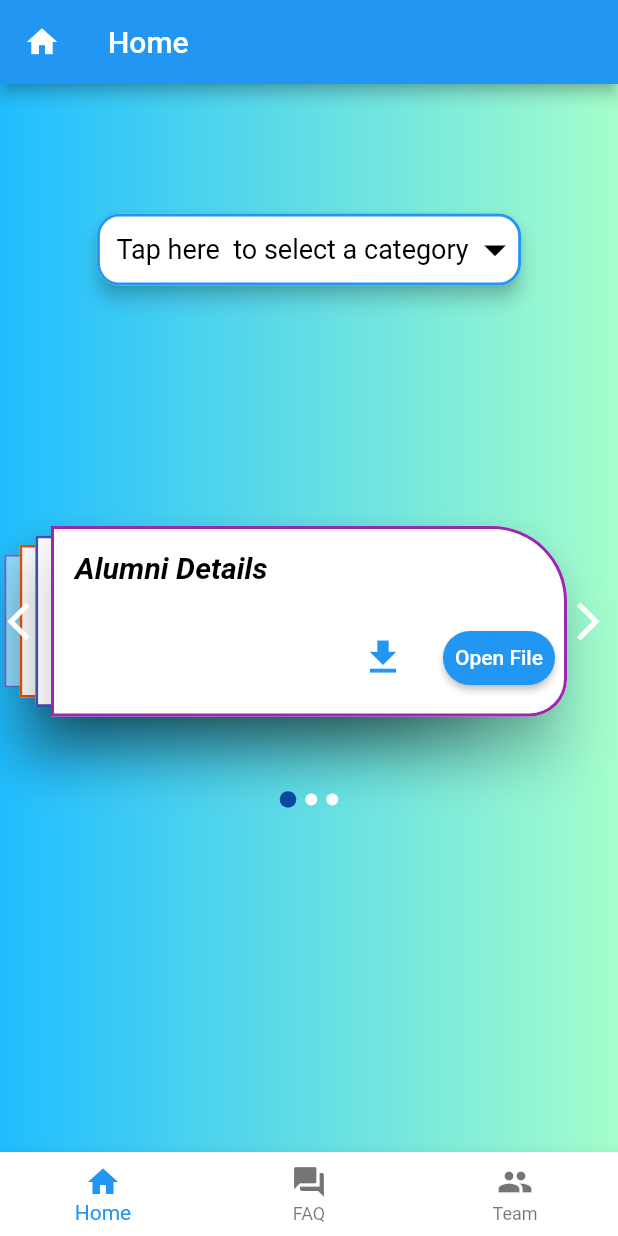
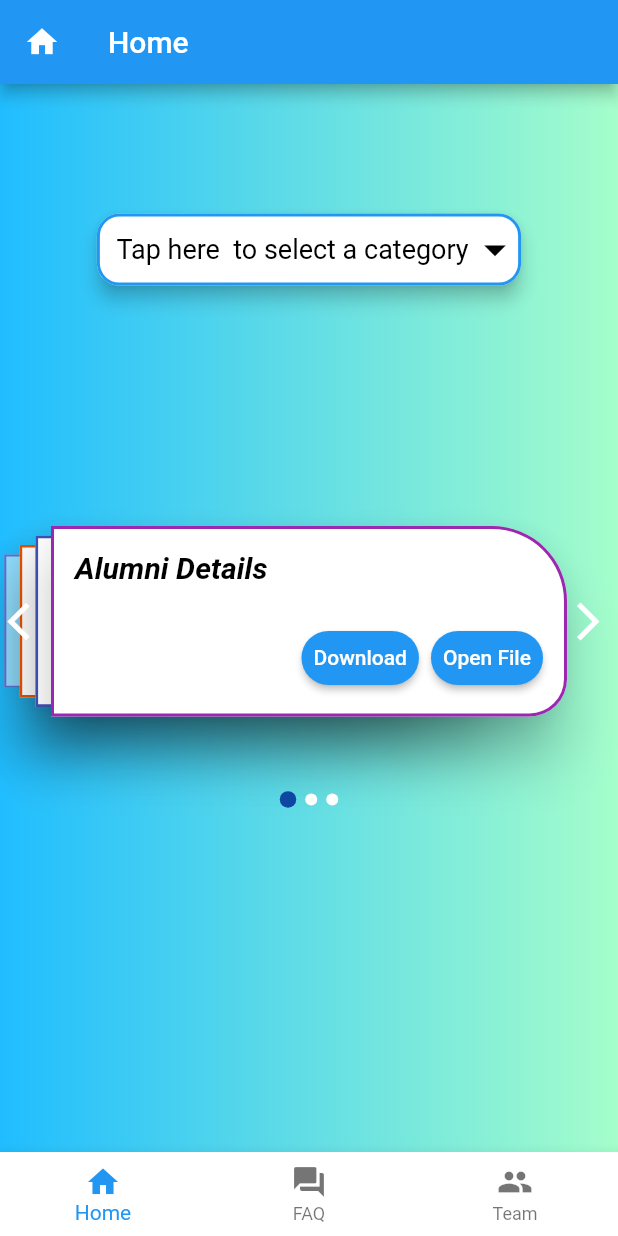
Before and after one commit to AnuraghYarlagadda/VNRPlacementsFlutter, a Flutter app: the AppDescription screen opened by its route, after a tap on "Get Started", on a phone screen of 412 x 824 dp. Run offline on Flutter 3.47's test engine with Material 2 defaults, Android fonts, the phone set to English and light mode, and no system bars; our stand-ins replace animated_text_kit, connectivity, dio, firebase_auth, firebase_database, firebase_storage and 8 more; missing offline and left inert: app_settings, flutter_page_indicator, store_redirect; accounts and stored records are empty; network calls fail.

Commit message:
Changed Icons to text

```diff
--- a/lib/appDecription.dart
+++ b/lib/appDecription.dart
@@ -102,6 +102,9 @@ class AppDescriptionState extends State<AppDescription> {
                                 ),
                             textAlign: TextAlign.justify,
                           ),
+                          Padding(
+                            padding: EdgeInsets.all(10),
+                          ),
                           Text(
                             "This app is to keep you informed right from interview details to sample interview questions that are specific for each company.",
                             style: TextStyle(
@@ -109,6 +112,9 @@ class AppDescriptionState extends State<AppDescription> {
                                 // color: Colors.pink,
                                 ),
                             textAlign: TextAlign.justify,
+                          ),
+                          Padding(
+                            padding: EdgeInsets.all(10),
                           ),
                           Text(
                             "Also you can view the list of companies that have been hiring the students since past few years and focus on companies that interest you.",
@@ -118,11 +124,14 @@ class AppDescriptionState extends State<AppDescription> {
                                 ),
                             textAlign: TextAlign.justify,
                           ),
+                          Padding(
+                            padding: EdgeInsets.all(10),
+                          ),
                           Text(
                             "Get started and be updated!",
                             style: TextStyle(
                               fontWeight: FontWeight.bold,
-                              fontSize: 17,
+                              fontSize: 19,
                               color: Colors.pink,
                             ),
                             textAlign: TextAlign.justify,
--- a/lib/card.dart
+++ b/lib/card.dart
@@ -95,10 +95,12 @@ class cardState extends State<card> {
             ),
           ),
           ButtonBar(
+            //alignment: MainAxisAlignment.center,
+            //mainAxisSize: MainAxisSize.min,
             children: <Widget>[
               whatToLoadwhileDownloading(widget.fileName),
+              openFiles(widget.fileName),
               launchFile(widget.fileName),
-              openFiles(widget.fileName),
             ],
           ),
         ],
@@ -123,11 +125,7 @@ class cardState extends State<card> {
   Widget whatToLoadwhileDownloading(String whatToDownload) {
     if (whatToDownload == "Alumni Details") {
       if (this.statusOfAlumniDetails == Status.start.index) {
-        return (IconButton(
-          icon: Icon(
-            Icons.file_download,
-            size: 30,
-          ),
+        return (RaisedButton(
           onPressed: () async {
             await (Connectivity().checkConnectivity()).then((onValue) {
               if (onValue == ConnectivityResult.none) {
@@ -158,6 +156,10 @@ class cardState extends State<card> {
               }
             });
           },
+          shape: RoundedRectangleBorder(
+              borderRadius: new BorderRadius.circular(25)),
+          child: Text("Download"),
+          textColor: Colors.white,
           color: Colors.blue,
           padding: EdgeInsets.all(8),
         ));
@@ -186,9 +188,7 @@ class cardState extends State<card> {
       }
     } else if (whatToDownload == "List Of Companies") {
       if (this.statusOfListOfCompanies == Status.start.index) {
-        return (IconButton(
-          icon: Icon(Icons.file_download),
-          iconSize: 30,
+        return (RaisedButton(
           onPressed: () async {
             await (Connectivity().checkConnectivity()).then((onValue) {
               if (onValue == ConnectivityResult.none) {
@@ -219,6 +219,10 @@ class cardState extends State<card> {
               }
             });
           },
+          shape: RoundedRectangleBorder(
+              borderRadius: new BorderRadius.circular(25)),
+          child: Text("Download"),
+          textColor: Colors.white,
           color: Colors.blue,
           padding: EdgeInsets.all(8),
         ));
@@ -247,9 +251,7 @@ class cardState extends State<card> {
       }
     } else if (whatToDownload == "Requirements and Sample Resume") {
       if (this.statusOfSampleResume == Status.start.index) {
-        return (IconButton(
-          icon: Icon(Icons.file_download),
-          iconSize: 30,
+        return (RaisedButton(
           onPressed: () async {
             await (Connectivity().checkConnectivity()).then((onValue) {
               if (onValue == ConnectivityResult.none) {
@@ -281,6 +283,10 @@ class cardState extends State<card> {
               }
             });
           },
+          shape: RoundedRectangleBorder(
+              borderRadius: new BorderRadius.circular(25)),
+          child: Text("Download"),
+          textColor: Colors.white,
           color: Colors.blue,
           padding: EdgeInsets.all(8),
         ));
@@ -366,11 +372,13 @@ class cardState extends State<card> {
         padding: EdgeInsets.all(0),
       );
     } else {
-      return (IconButton(
-        color: Colors.deepOrange,
-        padding: EdgeInsets.all(5),
-        icon: Icon(Icons.open_in_browser),
-        iconSize: 30,
+      return (RaisedButton(
+        color: Colors.blue,
+        textColor: Colors.white,
+        padding: EdgeInsets.all(8),
+        shape:
+            RoundedRectangleBorder(borderRadius: new BorderRadius.circular(25)),
+        child: Text("WebView"),
         onPressed: () async {
           await (Connectivity().checkConnectivity()).then((onValue) {
             if (onValue == ConnectivityResult.none) {
```
Also changed, not shown: lib/cardx.dart (+22 -14 lines).
